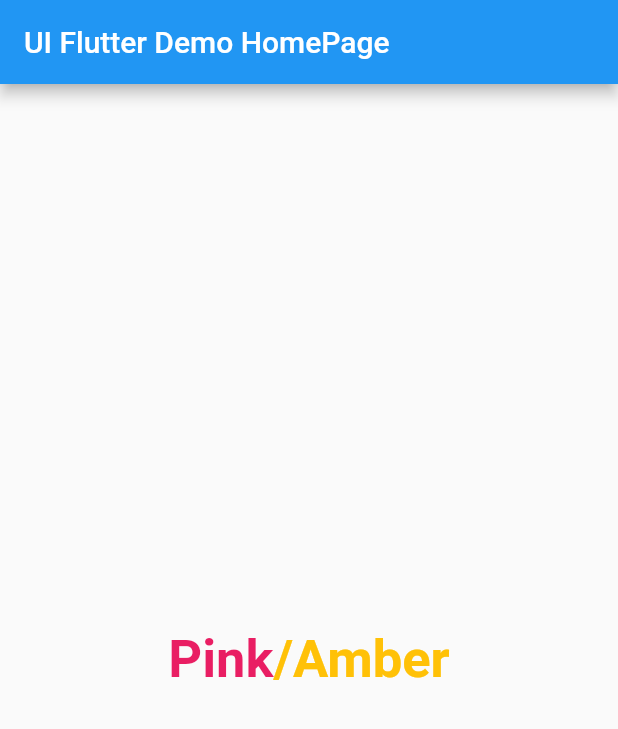
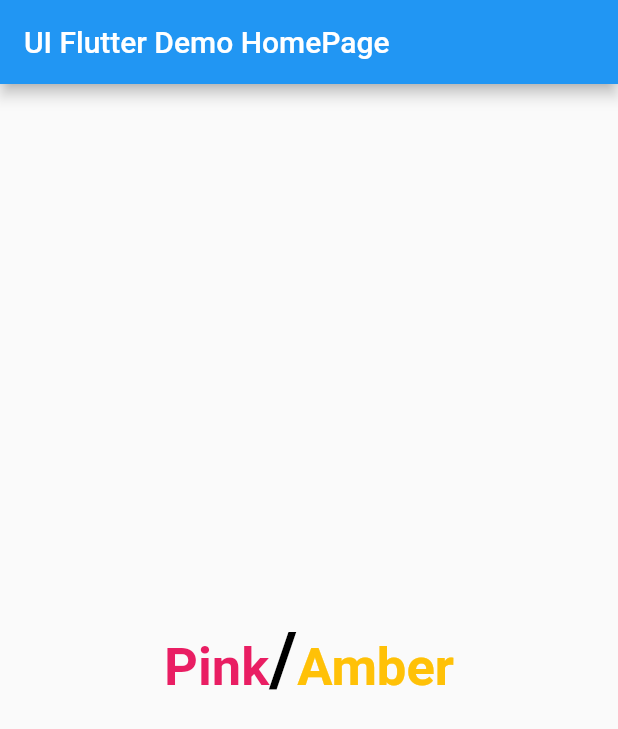
Before and after one commit to Devsaci/uiflutter2fulaih, a Flutter app: the screen it shows after launch, on a phone screen of 412 x 824 dp. Shown: the top 729 px of the screen. Run offline on Flutter 3.47's test engine with Material 2 defaults, Android fonts, the phone set to English and light mode, and no system bars.

Commit message:
TextSpan//

```diff
--- a/lib/main.dart
+++ b/lib/main.dart
@@ -49,14 +49,23 @@ class _MyHomePageState extends State<MyHomePage> {
                 style: TextStyle(
                     color: Colors.pink,
                     fontSize: 35,
-                    fontWeight: FontWeight.bold)),
+                    fontWeight: FontWeight.bold)
+            ),
             TextSpan(
-                text: '/Amber',
+                text: '/',
+                style: TextStyle(
+                    color: Colors.black,
+                    fontSize: 50,
+                    fontWeight: FontWeight.bold)
+            ),
+            TextSpan(
+                text: 'Amber',
                 style: TextStyle(
                     color: Colors.amber,
                     fontSize: 35,
                     fontWeight: FontWeight.bold)),
-          ]),
+          ]
+          ),
         ),
       ),
     );
```
